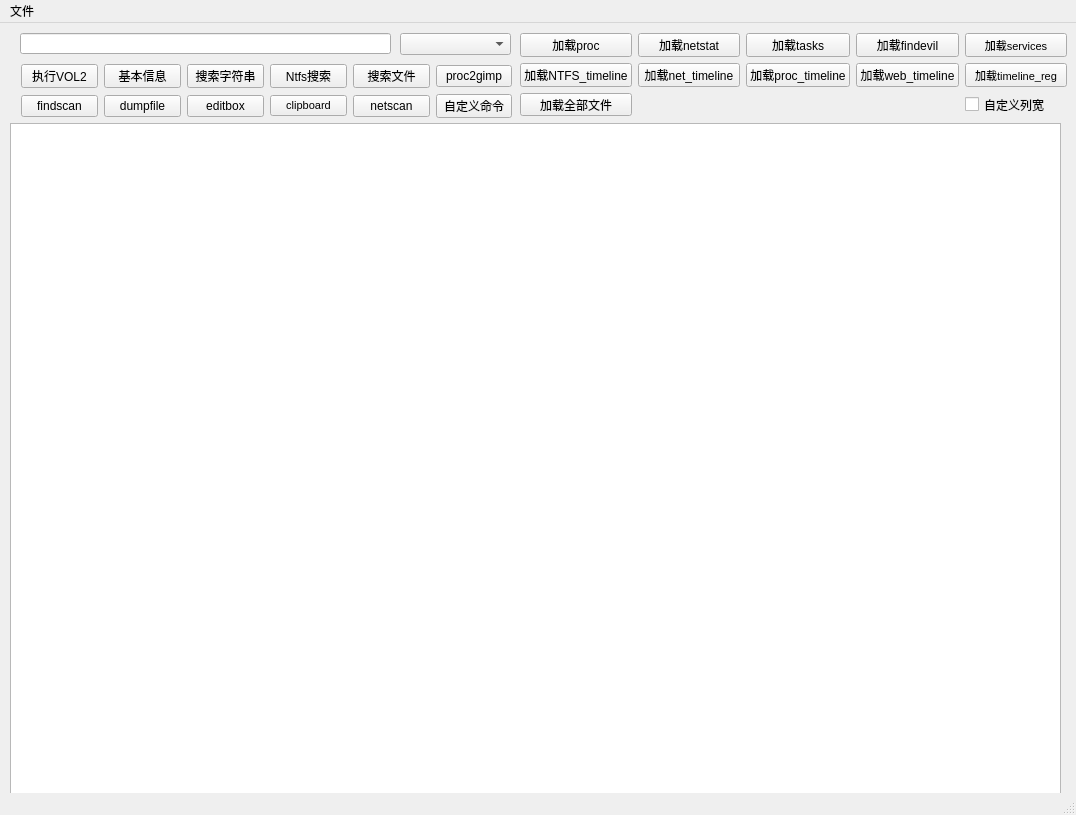
Above: Lovelymem.ui from Tokeii0/LovelyMem before the change. Below: the same form after it.
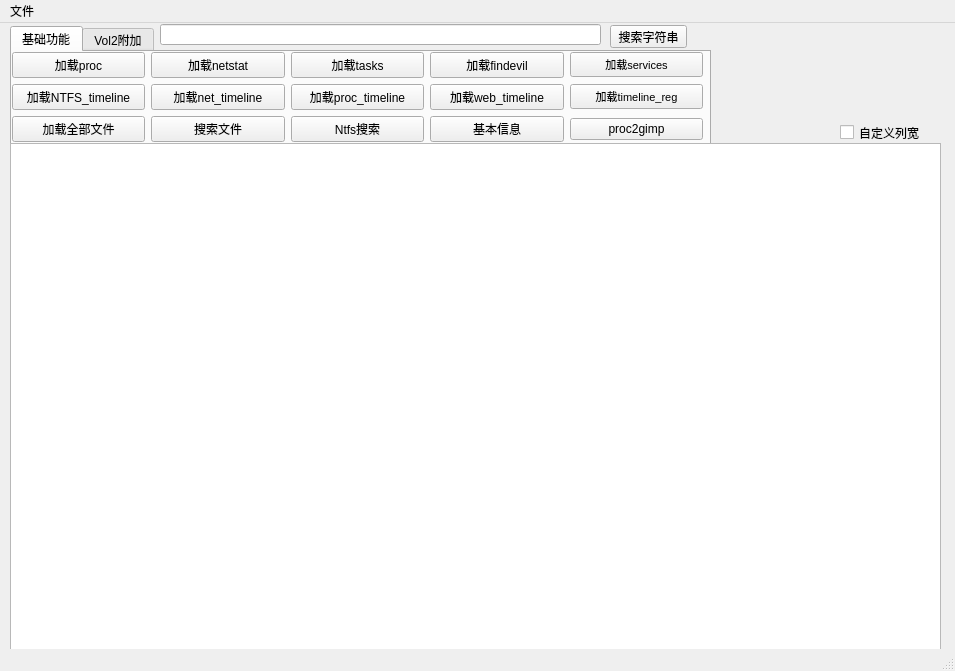
That is the form after the change. Icons and pictures are not drawn.

```diff
--- a/Lovelymem.ui
+++ b/Lovelymem.ui
@@ -6,8 +6,8 @@
    <rect>
     <x>0</x>
     <y>0</y>
-    <width>1076</width>
-    <height>815</height>
+    <width>955</width>
+    <height>671</height>
    </rect>
   </property>
   <property name="windowTitle">
@@ -18,9 +18,9 @@
     <property name="geometry">
      <rect>
       <x>10</x>
-      <y>100</y>
-      <width>1051</width>
-      <height>671</height>
+      <y>120</y>
+      <width>931</width>
+      <height>511</height>
      </rect>
     </property>
     <property name="rowCount">
@@ -45,9 +45,9 @@
    <widget class="QLineEdit" name="lineEdit_str">
     <property name="geometry">
      <rect>
-      <x>20</x>
-      <y>10</y>
-      <width>371</width>
+      <x>160</x>
+      <y>1</y>
+      <width>441</width>
       <height>21</height>
      </rect>
     </property>
@@ -55,16 +55,32 @@
      <string/>
     </property>
    </widget>
-   <widget class="QWidget" name="gridLayoutWidget">
+   <widget class="QTabWidget" name="tabWidget">
     <property name="geometry">
      <rect>
-      <x>520</x>
-      <y>10</y>
-      <width>547</width>
-      <height>83</height>
+      <x>10</x>
+      <y>3</y>
+      <width>701</width>
+      <height>121</height>
      </rect>
     </property>
-    <layout class="QGridLayout" name="gridLayout">
+    <property name="currentIndex">
+     <number>0</number>
+    </property>
+    <widget class="QWidget" name="tab">
+     <attribute name="title">
+      <string>基础功能</string>
+     </attribute>
+     <widget class="QWidget" name="gridLayoutWidget_3">
+      <property name="geometry">
+       <rect>
+        <x>0</x>
+        <y>0</y>
+        <width>691</width>
+        <height>91</height>
+       </rect>
+      </property>
+      <layout class="QGridLayout" name="gridLayout_3">
      <item row="1" column="2">
       <widget class="QPushButton" name="pushButton_load_proc_timeline">
        <property name="text">
@@ -72,22 +88,10 @@
        </property>
       </widget>
      </item>
-     <item row="1" column="3">
-      <widget class="QPushButton" name="pushButton_load_web_timeline">
+       <item row="2" column="2">
+        <widget class="QPushButton" name="pushButton_ntfsfind">
        <property name="text">
-        <string>加载web_timeline</string>
-       </property>
-      </widget>
-     </item>
-     <item row="1" column="4">
-      <widget class="QPushButton" name="pushButton_load_timeline_registry">
-       <property name="font">
-        <font>
-         <pointsize>8</pointsize>
-        </font>
-       </property>
-       <property name="text">
-        <string>加载timeline_reg</string>
+          <string>Ntfs搜索</string>
        </property>
       </widget>
      </item>
@@ -98,17 +102,15 @@
        </property>
       </widget>
      </item>
-     <item row="0" column="0">
-      <widget class="QPushButton" name="pushButton_load_proc">
-       <property name="text">
-        <string>加载proc</string>
-       </property>
-      </widget>
-     </item>
-     <item row="0" column="1">
-      <widget class="QPushButton" name="pushButton_load_netstat">
+       <item row="0" column="4">
+        <widget class="QPushButton" name="pushButton_services">
+         <property name="font">
+          <font>
+           <pointsize>8</pointsize>
+          </font>
+         </property>
        <property name="text">
-        <string>加载netstat</string>
+          <string>加载services</string>
        </property>
       </widget>
      </item>
@@ -119,6 +121,27 @@
        </property>
       </widget>
      </item>
+       <item row="2" column="1">
+        <widget class="QPushButton" name="pushButton_findstr">
+         <property name="text">
+          <string>搜索文件</string>
+         </property>
+        </widget>
+       </item>
+       <item row="2" column="4">
+        <widget class="QPushButton" name="pushButton_procdump2gimp">
+         <property name="text">
+          <string>proc2gimp</string>
+         </property>
+        </widget>
+       </item>
+       <item row="0" column="1">
+        <widget class="QPushButton" name="pushButton_load_netstat">
+         <property name="text">
+          <string>加载netstat</string>
+         </property>
+        </widget>
+       </item>
      <item row="0" column="3">
       <widget class="QPushButton" name="pushButton_load_findevil">
        <property name="text">
@@ -126,32 +149,6 @@
        </property>
       </widget>
      </item>
-     <item row="0" column="4">
-      <widget class="QPushButton" name="pushButton_services">
-       <property name="font">
-        <font>
-         <pointsize>8</pointsize>
-        </font>
-       </property>
-       <property name="text">
-        <string>加载services</string>
-       </property>
-      </widget>
-     </item>
-     <item row="2" column="4">
-      <widget class="QCheckBox" name="checkBox_cusHW">
-       <property name="text">
-        <string>自定义列宽</string>
-       </property>
-      </widget>
-     </item>
-     <item row="2" column="0">
-      <widget class="QPushButton" name="pushButton_loadallfile">
-       <property name="text">
-        <string>加载全部文件</string>
-       </property>
-      </widget>
-     </item>
      <item row="1" column="0">
       <widget class="QPushButton" name="pushButton_load_ntfsfile_timeline">
        <property name="text">
@@ -159,64 +156,73 @@
        </property>
       </widget>
      </item>
-    </layout>
-   </widget>
-   <widget class="QComboBox" name="comboBox_profile">
-    <property name="geometry">
-     <rect>
-      <x>400</x>
-      <y>10</y>
-      <width>111</width>
-      <height>22</height>
-     </rect>
-    </property>
-   </widget>
-   <widget class="QWidget" name="layoutWidget">
-    <property name="geometry">
-     <rect>
-      <x>21</x>
-      <y>41</y>
-      <width>491</width>
-      <height>54</height>
-     </rect>
-    </property>
-    <layout class="QGridLayout" name="gridLayout_2">
-     <item row="0" column="3">
-      <widget class="QPushButton" name="pushButton_ntfsfind">
+       <item row="1" column="3">
+        <widget class="QPushButton" name="pushButton_load_web_timeline">
+         <property name="text">
+          <string>加载web_timeline</string>
+         </property>
+        </widget>
+       </item>
+       <item row="2" column="0">
+        <widget class="QPushButton" name="pushButton_loadallfile">
+         <property name="text">
+          <string>加载全部文件</string>
+         </property>
+        </widget>
+       </item>
+       <item row="1" column="4">
+        <widget class="QPushButton" name="pushButton_load_timeline_registry">
+         <property name="font">
+          <font>
+           <pointsize>8</pointsize>
+          </font>
+         </property>
        <property name="text">
-        <string>Ntfs搜索</string>
+          <string>加载timeline_reg</string>
+         </property>
+        </widget>
+       </item>
+       <item row="0" column="0">
+        <widget class="QPushButton" name="pushButton_load_proc">
+         <property name="text">
+          <string>加载proc</string>
        </property>
       </widget>
      </item>
      <item row="2" column="3">
-      <widget class="QPushButton" name="pushButton_vol2clipboard">
-       <property name="font">
-        <font>
-         <pointsize>8</pointsize>
-        </font>
-       </property>
-       <property name="text">
-        <string>clipboard</string>
-       </property>
-      </widget>
-     </item>
-     <item row="2" column="1">
-      <widget class="QPushButton" name="pushButton_withvol2dump">
-       <property name="enabled">
-        <bool>true</bool>
-       </property>
-       <property name="text">
-        <string>dumpfile</string>
-       </property>
-      </widget>
-     </item>
-     <item row="0" column="1">
       <widget class="QPushButton" name="pushButton_flush">
        <property name="text">
         <string>基本信息</string>
        </property>
       </widget>
      </item>
+      </layout>
+     </widget>
+    </widget>
+    <widget class="QWidget" name="tab_2">
+     <attribute name="title">
+      <string>Vol2附加</string>
+     </attribute>
+     <widget class="QWidget" name="gridLayoutWidget_2">
+      <property name="geometry">
+       <rect>
+        <x>0</x>
+        <y>10</y>
+        <width>691</width>
+        <height>71</height>
+       </rect>
+      </property>
+      <layout class="QGridLayout" name="gridLayout_2">
+       <item row="0" column="2">
+        <widget class="QPushButton" name="pushButton_withvol2find">
+         <property name="text">
+          <string>findscan</string>
+         </property>
+        </widget>
+       </item>
+       <item row="0" column="1">
+        <widget class="QComboBox" name="comboBox_profile"/>
+       </item>
      <item row="0" column="0">
       <widget class="QPushButton" name="pushButton_vol2">
        <property name="text">
@@ -224,64 +230,108 @@
        </property>
       </widget>
      </item>
-     <item row="2" column="4">
+       <item row="1" column="0">
+        <widget class="QPushButton" name="pushButton_vol2clipboard">
+         <property name="font">
+          <font>
+           <pointsize>8</pointsize>
+          </font>
+         </property>
+         <property name="text">
+          <string>clipboard</string>
+         </property>
+        </widget>
+       </item>
+       <item row="1" column="1">
       <widget class="QPushButton" name="pushButton_withvol2netscan">
        <property name="text">
         <string>netscan</string>
        </property>
       </widget>
      </item>
-     <item row="2" column="2">
+       <item row="0" column="3">
+        <widget class="QPushButton" name="pushButton_withvol2dump">
+         <property name="enabled">
+          <bool>true</bool>
+         </property>
+         <property name="text">
+          <string>dumpfile</string>
+         </property>
+        </widget>
+       </item>
+       <item row="1" column="2">
       <widget class="QPushButton" name="pushButton_vol2editbox">
        <property name="text">
         <string>editbox</string>
        </property>
       </widget>
      </item>
-     <item row="0" column="2">
-      <widget class="QPushButton" name="pushButton_findrow">
-       <property name="text">
-        <string>搜索字符串</string>
-       </property>
-      </widget>
-     </item>
-     <item row="0" column="4">
-      <widget class="QPushButton" name="pushButton_findstr">
-       <property name="text">
-        <string>搜索文件</string>
-       </property>
-      </widget>
-     </item>
-     <item row="2" column="0">
-      <widget class="QPushButton" name="pushButton_withvol2find">
-       <property name="text">
-        <string>findscan</string>
-       </property>
-      </widget>
-     </item>
-     <item row="2" column="5">
+       <item row="1" column="3">
       <widget class="QPushButton" name="pushButton_cuscmd">
        <property name="text">
         <string>自定义命令</string>
        </property>
       </widget>
      </item>
-     <item row="0" column="5">
-      <widget class="QPushButton" name="pushButton_procdump2gimp">
-       <property name="text">
-        <string>proc2gimp</string>
-       </property>
-      </widget>
-     </item>
-    </layout>
-   </widget>
+      </layout>
+     </widget>
+    </widget>
+   </widget>
+   <widget class="QPushButton" name="pushButton_findrow">
+    <property name="geometry">
+     <rect>
+      <x>610</x>
+      <y>2</y>
+      <width>77</width>
+      <height>23</height>
+     </rect>
+    </property>
+    <property name="text">
+     <string>搜索字符串</string>
+    </property>
+   </widget>
+   <widget class="QCheckBox" name="checkBox_cusHW">
+    <property name="geometry">
+     <rect>
+      <x>840</x>
+      <y>100</y>
+      <width>91</width>
+      <height>19</height>
+     </rect>
+    </property>
+    <property name="text">
+     <string>自定义列宽</string>
+    </property>
+   </widget>
+   <widget class="QLabel" name="label">
+    <property name="geometry">
+     <rect>
+      <x>720</x>
+      <y>10</y>
+      <width>100</width>
+      <height>100</height>
+     </rect>
+    </property>
+    <property name="text">
+     <string/>
+    </property>
+    <property name="pixmap">
+     <pixmap>res/logo_100.png</pixmap>
+    </property>
+   </widget>
+   <zorder>tabWidget</zorder>
+   <zorder>tableWidget_find</zorder>
+   <zorder>lineEdit_str</zorder>
+   <zorder>checkBox_cusHW</zorder>
+   <zorder>pushButton_findrow</zorder>
+   <zorder>label</zorder>
   </widget>
   <widget class="QMenuBar" name="menubar">
    <property name="geometry">
     <rect>
      <x>0</x>
      <y>0</y>
-     <width>1076</width>
+     <width>955</width>
      <height>21</height>
     </rect>
    </property>
```
Left out of the diff: 5 changed lines with no effect on the pictures. Lines whose indentation alone changed are shown as unchanged.
